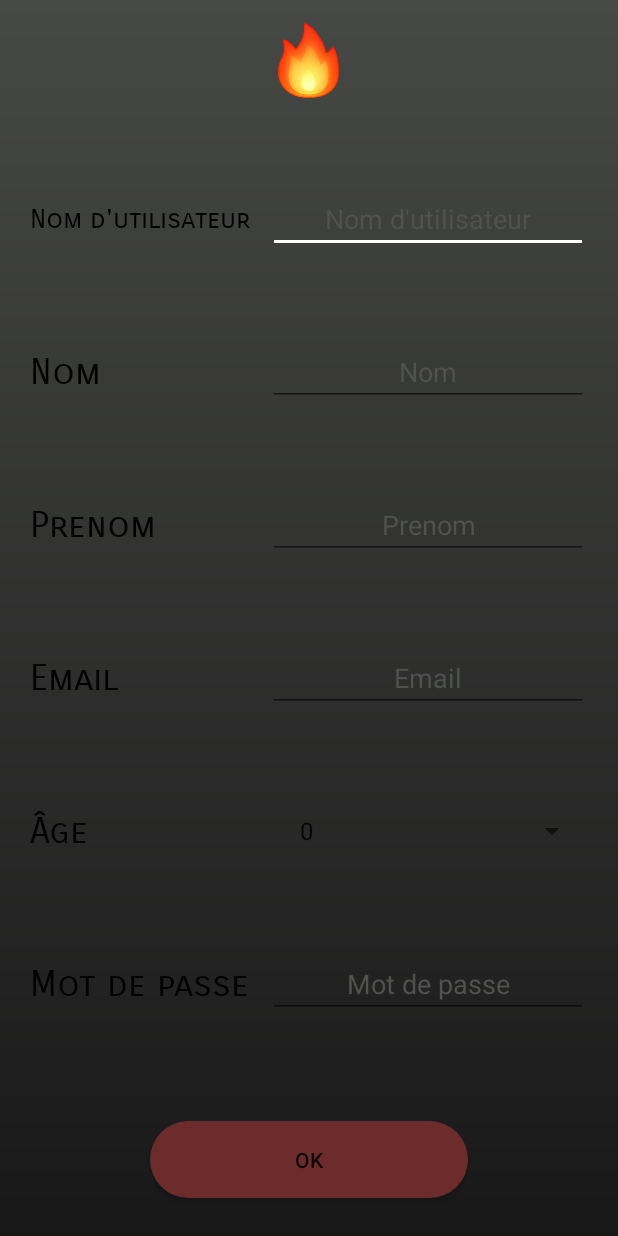
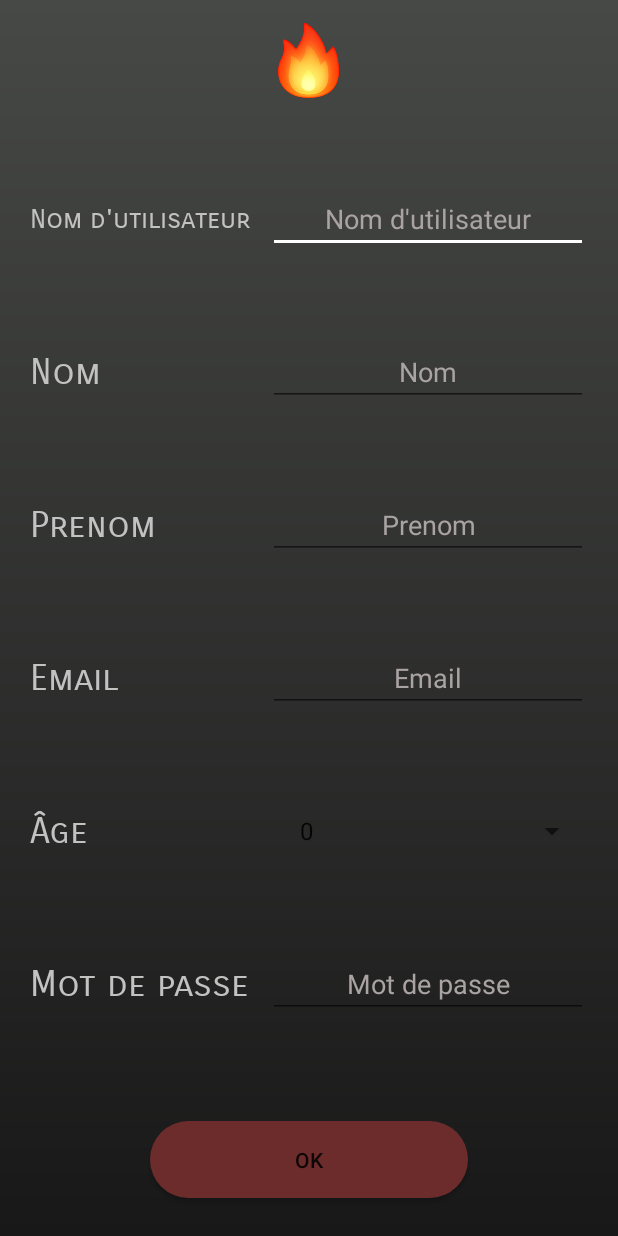
Before and after one commit to EloHello/TP5, an Android app: the CreateAccount screen opened directly, with no data from a screen before it, on a phone screen of 412 x 824 dp. Run offline under Robolectric (Android 15) with nearby library versions, the phone set to English and light mode, and no system bars.

Commit message:
Fixing last minutes issues.

```diff
--- a/app/src/main/java/ca/elohello/tp2/AccountInfo.java
+++ b/app/src/main/java/ca/elohello/tp2/AccountInfo.java
@@ -77,7 +77,7 @@ public class AccountInfo extends AppCompatActivity {
         {
             notif.setChecked(settings.getBoolean("notification"));
             datas.setChecked(settings.getBoolean("shareData"));
-            beta.setChecked(settings.getBoolean("shareData"));
+            beta.setChecked(settings.getBoolean("betafunctions"));
         } catch (JSONException ex)
         {
 
--- a/app/src/main/res/layout/create_account.xml
+++ b/app/src/main/res/layout/create_account.xml
@@ -44,6 +44,7 @@
             android:gravity="center"
             android:hint="@string/userName"
             android:inputType="textPersonName"
+            android:textColor="@color/textFields"
             android:textColorHint="@color/colorPrimaryDark" />
 
     </RelativeLayout>
@@ -76,6 +77,7 @@
             android:gravity="center"
             android:hint="@string/nom"
             android:inputType="textPersonName"
+            android:textColor="@color/textFields"
             android:textColorHint="@color/colorPrimaryDark" />
 
     </RelativeLayout>
@@ -109,6 +111,7 @@
             android:gravity="center"
             android:hint="@string/prenom"
             android:inputType="textPersonName"
+            android:textColor="@color/textFields"
             android:textColorHint="@color/colorPrimaryDark" />
     </RelativeLayout>
 
@@ -139,6 +142,7 @@
             android:gravity="center"
             android:hint="@string/email"
             android:inputType="textEmailAddress"
+            android:textColor="@color/textFields"
             android:textColorHint="@color/colorPrimaryDark" />
     </RelativeLayout>
 
@@ -198,6 +202,7 @@
             android:gravity="center_horizontal"
             android:hint="@string/mdp"
             android:inputType="textPassword"
+            android:textColor="@color/textFields"
             android:textColorHint="@color/colorPrimaryDark" />
 
     </RelativeLayout>
--- a/app/src/main/res/layout/welcome_screen.xml
+++ b/app/src/main/res/layout/welcome_screen.xml
@@ -27,6 +27,7 @@
         android:hint="@string/nom"
         android:inputType="text"
         android:maxLines="1"
+        android:textColor="@color/textFields"
         android:textColorHint="@color/colorPrimaryDark"
         android:textSize="24dp" />
 
@@ -42,6 +43,7 @@
         android:hint="@string/motDePasse"
         android:inputType="textPassword"
         android:maxLines="1"
+        android:textColor="@color/textFields"
         android:textColorHint="@color/colorPrimaryDark"
         android:textSize="24dp" />
 
--- a/app/src/main/res/values/colors.xml
+++ b/app/src/main/res/values/colors.xml
@@ -1,11 +1,11 @@
 <?xml version="1.0" encoding="utf-8"?>
 <resources>
-    <color name="colorPrimary">#000000</color>
-    <color name="colorPrimaryDark">#505250</color>
+    <color name="colorPrimary">#C2C2C2</color>
+    <color name="colorPrimaryDark">#AAA3A3</color>
     <color name="colorAccent">#FFFFFF</color>
     <color name="thumb">#C5C5C5</color>
     <color name="bar">#919191</color>
     <color name="green">#2F9739</color>
     <color name="shadow">#919191</color>
-    <color name="frame_background">#000</color>
+    <color name="textFields">#FFFFFF</color>
 </resources>
```
Also changed, not shown: app/src/main/java/ca/elohello/tp2/MainPage.java (+7 -2 lines), app/src/main/java/ca/elohello/tp2/PrefManager.java (+51 -1 lines).
